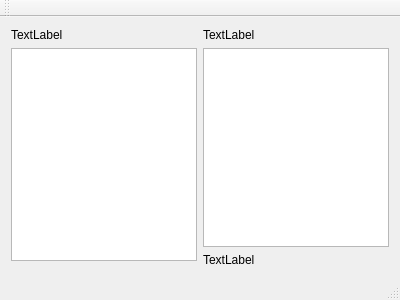
Above: mainwindow.ui from lost222/SMTP_with_QT before the change. Below: the same form after it.
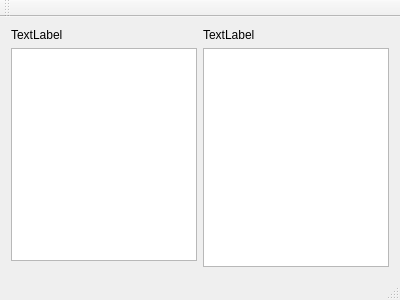
That is the form after the change.

```diff
--- a/mainwindow.ui
+++ b/mainwindow.ui
@@ -37,22 +37,6 @@
       <item>
        <widget class="QTextEdit" name="textEdit"/>
       </item>
-      <item>
-       <widget class="QLabel" name="image">
-        <property name="maximumSize">
-         <size>
-          <width>16777215</width>
-          <height>400</height>
-         </size>
-        </property>
-        <property name="text">
-         <string>TextLabel</string>
-        </property>
-        <property name="scaledContents">
-         <bool>true</bool>
-        </property>
-       </widget>
-      </item>
      </layout>
     </item>
    </layout>
```
